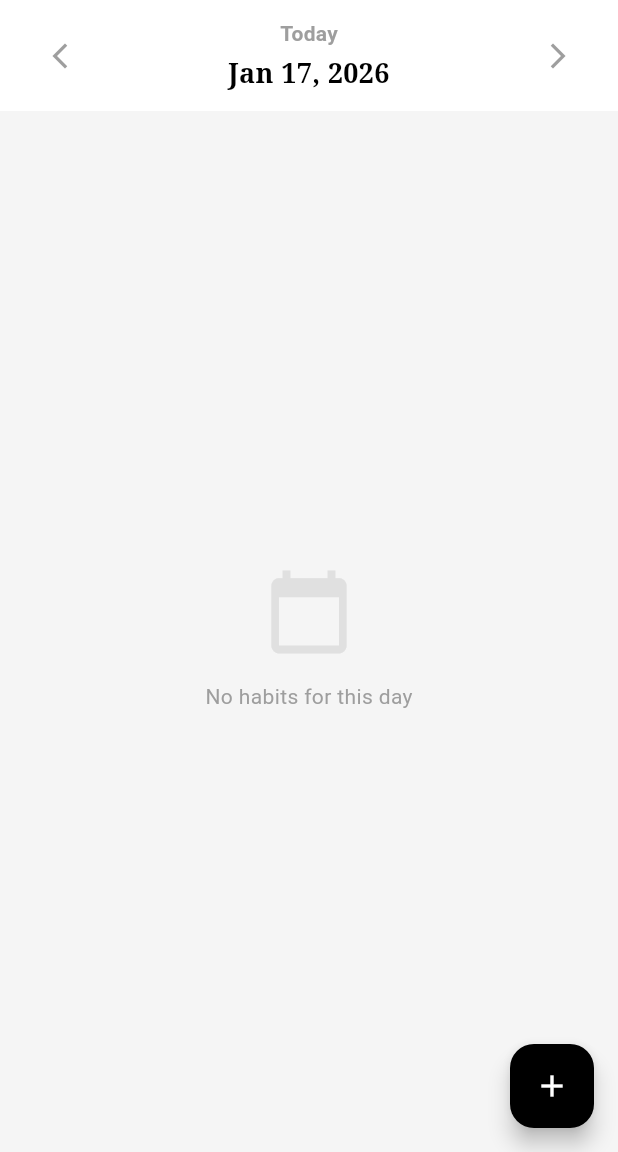
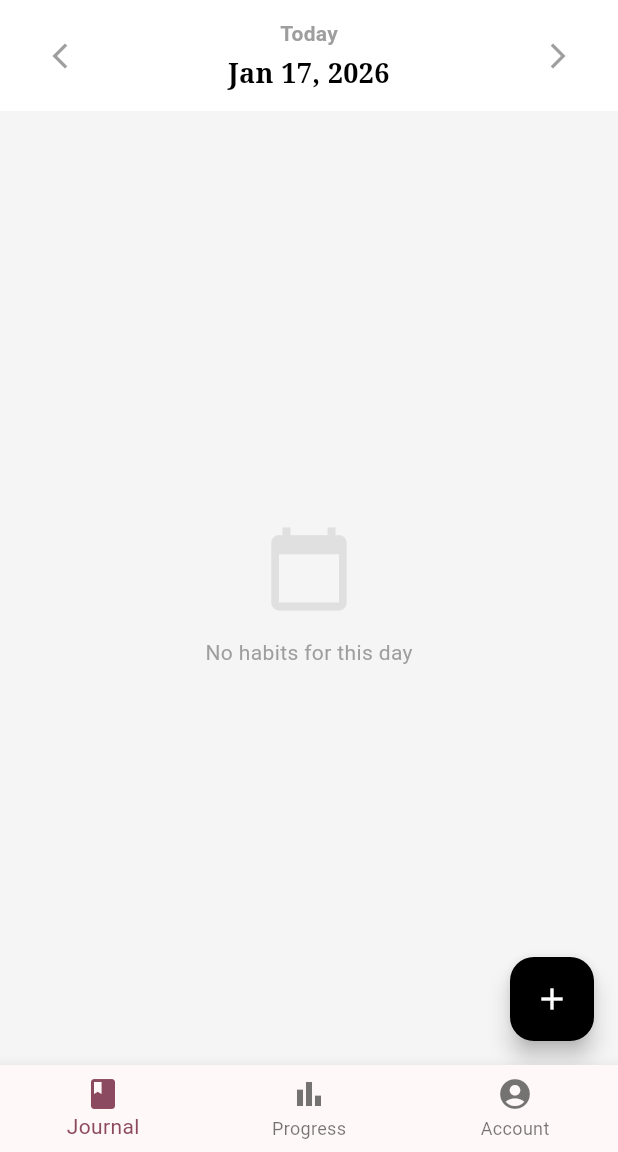
Before and after one commit to sandip3022/Habit-Tracker-App, a Flutter app: the screen it shows after launch, on a phone screen of 412 x 824 dp, the part 84-1236 px from its top. Run offline on Flutter 3.47's test engine with Material 3 defaults, Android fonts, the phone set to English and light mode, and no system bars; our stand-ins replace flutter_riverpod, hive, hive_flutter, table_calendar; accounts and stored records are empty.

Commit message:
Implement bottom navigation and new pages: add Journal, Progress, and Account pages; refactor HomePage to use bottom navigation.

```diff
--- /dev/null
+++ b/lib/features/habit_tracker/presentation/pages/Journal_page.dart
@@ -0,0 +1,150 @@
+import 'package:flutter/material.dart';
+import 'package:habit_tracker_app_2026/features/habit_tracker/domain/entities/habit_entity.dart';
+import 'package:habit_tracker_app_2026/features/habit_tracker/presentation/pages/add_habit_page.dart';
+import 'package:habit_tracker_app_2026/features/habit_tracker/presentation/pages/habit_history_page.dart';
+import 'package:habit_tracker_app_2026/features/habit_tracker/presentation/state_management/habit_provider.dart';
+import 'package:habit_tracker_app_2026/features/habit_tracker/presentation/widgets/date_selector.dart';
+import 'package:habit_tracker_app_2026/features/habit_tracker/presentation/widgets/habit_tile.dart';
+import 'package:habit_tracker_app_2026/main.dart';
+import 'package:flutter_riverpod/flutter_riverpod.dart';
+
+class JournalPage extends ConsumerStatefulWidget {
+   JournalPage({super.key});
+
+  @override
+  ConsumerState<JournalPage> createState() => _JournalPageState();
+}
+
+class _JournalPageState extends ConsumerState<JournalPage> {
+ @override
+  void initState() {
+    super.initState();
+    // Load habits for the INITIAL date (Today)
+    WidgetsBinding.instance.addPostFrameCallback((_) {
+      final date = ref.read(selectedDateProvider);
+      ref.read(habitNotifierProvider.notifier).loadHabits(date);
+    });
+  }
+
+
+    HabitState get habitState => ref.watch(habitNotifierProvider);
+
+    DateTime get selectedDate => ref.watch(selectedDateProvider);
+ // Watch for UI updates
+void _changeDate(int days) {
+    // 1. Update the Date Provider
+    final currentDate = ref.read(selectedDateProvider);
+    final newDate = currentDate.add(Duration(days: days));
+
+    ref.read(selectedDateProvider.notifier).state = newDate;
+
+    // 2. Reload Habits for the NEW date
+    ref.read(habitNotifierProvider.notifier).loadHabits(newDate);
+  }
+
+  @override
+  Widget build(BuildContext context) {
+    return Scaffold(
+      body: SafeArea(
+        child: Column(
+          children: [
+            // --- 1. DATE NAVIGATOR ---
+            DateSelector(
+              selectedDate: selectedDate,
+              onPrevious: () => _changeDate(-1),
+              onNext: () => _changeDate(1),
+            ),
+
+            // --- 2. PROGRESS BAR (Optional - keep or remove) ---
+            // If you keep it, make sure it calculates based on 'habitState.habits'
+
+            const SizedBox(height: 10),
+
+            // --- 3. HABIT LIST ---
+            Expanded(
+              child: habitState.habits.isEmpty
+                  ? _buildEmptyState()
+                  : ListView.builder(
+                      itemCount: habitState.habits.length,
+                      itemBuilder: (context, index) {
+                        final habit = habitState.habits[index];
+
+                        // Check if completed on the SELECTED date
+                        final isCompleted = habit.isCompletedOn(selectedDate);
+
+                        return HabitTile(
+                          habit: habit,
+                          isCompletedToday: isCompleted,
+                          onToggle: () {
+                            // Pass selectedDate so we toggle the correct day!
+                            ref.read(habitNotifierProvider.notifier).toggle(habit, selectedDate);
+                          },
+                          onTapBody: () {
+                            Navigator.push(context, MaterialPageRoute(
+                              builder: (_) => HabitHistoryPage(habit: habit)
+                            ));
+                          },
+                          onEdit: () {
+                             Navigator.push(context, MaterialPageRoute(
+                               builder: (_) => AddHabitPage(habit: habit,)
+                             ));
+                          },
+                          onDelete: () {
+                             _showDeleteConfirmation(context, habit, habit.title);
+                          },
+                        );
+                      },
+                    ),
+            ),
+          ],
+        ),
+      ),
+
+      floatingActionButton: FloatingActionButton(
+        backgroundColor: Colors.black,
+        child: const Icon(Icons.add, color: Colors.white),
+        onPressed: () async {
+          // Pass selectedDate to refresh properly after adding
+          final current = ref.read(selectedDateProvider);
+          await Navigator.push(context, MaterialPageRoute(builder: (_) => const AddHabitPage()));
+          ref.read(habitNotifierProvider.notifier).loadHabits(current);
+        },
+      ),
+      );
+
+  }
+
+    Widget _buildEmptyState() {
+    return Center(
+      child: Column(
+        mainAxisAlignment: MainAxisAlignment.center,
+        children: [
+          Icon(Icons.calendar_today, size: 60, color: Colors.grey[300]),
+          const SizedBox(height: 16),
+          Text("No habits for this day", style: TextStyle(color: Colors.grey[500])),
+        ],
+      ),
+    );
+  }
+
+  void _showDeleteConfirmation(BuildContext context, HabitEntity habit, String title) {
+     showDialog(
+      context: context,
+      builder: (context) => AlertDialog(
+        title: const Text("Delete Habit?"),
+        content: Text("Delete '$title'?"),
+        actions: [
+          TextButton(onPressed: () => Navigator.pop(context), child: const Text("Cancel")),
+          TextButton(
+            onPressed: () {
+              final date = ref.read(selectedDateProvider);
+              ref.read(habitNotifierProvider.notifier).deleteHabit( habit, date);
+              Navigator.pop(context);
+            },
+            child: const Text("Delete", style: TextStyle(color: Colors.red))
+          ),
+        ],
+      ),
+    );
+  }
+}
--- a/lib/features/habit_tracker/presentation/pages/home_page.dart
+++ b/lib/features/habit_tracker/presentation/pages/home_page.dart
@@ -1,13 +1,12 @@
 import 'package:flutter/material.dart';
 import 'package:flutter_riverpod/flutter_riverpod.dart';
-import 'package:habit_tracker_app_2026/features/habit_tracker/domain/entities/habit_entity.dart';
+import 'package:habit_tracker_app_2026/features/habit_tracker/presentation/pages/Journal_page.dart';
+import 'package:habit_tracker_app_2026/features/habit_tracker/presentation/pages/account_page.dart';
+import 'package:habit_tracker_app_2026/features/habit_tracker/presentation/pages/progress_page.dart';
 import 'package:habit_tracker_app_2026/features/timer/presentation/timer_home.dart';
 import 'package:habit_tracker_app_2026/main.dart';
 import '../state_management/habit_provider.dart';
-import '../widgets/habit_tile.dart';
-import '../widgets/date_selector.dart';
-import 'add_habit_page.dart';
-import 'habit_history_page.dart';
+
 
 class HomePage extends ConsumerStatefulWidget {
   const HomePage({super.key});
@@ -16,8 +15,14 @@ class HomePage extends ConsumerStatefulWidget {
   ConsumerState<HomePage> createState() => _HomePageState();
 }
 
+final pagelist = [
+  JournalPage(),
+  const ProgressPage(),
+  const AccountPage()
+];
+
 class _HomePageState extends ConsumerState<HomePage> {
-
+  var _selectedIndex = 0;
   @override
   void initState() {
     super.initState();
@@ -28,22 +33,9 @@ class _HomePageState extends ConsumerState<HomePage> {
     });
   }
 
-  void _changeDate(int days) {
-    // 1. Update the Date Provider
-    final currentDate = ref.read(selectedDateProvider);
-    final newDate = currentDate.add(Duration(days: days));
-
-    ref.read(selectedDateProvider.notifier).state = newDate;
-
-    // 2. Reload Habits for the NEW date
-    ref.read(habitNotifierProvider.notifier).loadHabits(newDate);
-  }
-
   @override
   Widget build(BuildContext context) {
-    final habitState = ref.watch(habitNotifierProvider);
     var username = 'Sandip';
-    final selectedDate = ref.watch(selectedDateProvider); // Watch for UI updates
 
     return Scaffold(
       backgroundColor: Colors.grey[100],
@@ -70,104 +62,33 @@ class _HomePageState extends ConsumerState<HomePage> {
         ),
         backgroundColor: Colors.black,
       ),
-      body: SafeArea(
-        child: Column(
-          children: [
-            // --- 1. DATE NAVIGATOR ---
-            DateSelector(
-              selectedDate: selectedDate,
-              onPrevious: () => _changeDate(-1),
-              onNext: () => _changeDate(1),
-            ),
 
-            // --- 2. PROGRESS BAR (Optional - keep or remove) ---
-            // If you keep it, make sure it calculates based on 'habitState.habits'
+      body: pagelist[_selectedIndex],
 
-            const SizedBox(height: 10),
-
-            // --- 3. HABIT LIST ---
-            Expanded(
-              child: habitState.habits.isEmpty
-                  ? _buildEmptyState()
-                  : ListView.builder(
-                      itemCount: habitState.habits.length,
-                      itemBuilder: (context, index) {
-                        final habit = habitState.habits[index];
-
-                        // Check if completed on the SELECTED date
-                        final isCompleted = habit.isCompletedOn(selectedDate);
-
-                        return HabitTile(
-                          habit: habit,
-                          isCompletedToday: isCompleted,
-                          onToggle: () {
-                            // Pass selectedDate so we toggle the correct day!
-                            ref.read(habitNotifierProvider.notifier).toggle(habit, selectedDate);
-                          },
-                          onTapBody: () {
-                            Navigator.push(context, MaterialPageRoute(
-                              builder: (_) => HabitHistoryPage(habit: habit)
-                            ));
-                          },
-                          onEdit: () {
-                             Navigator.push(context, MaterialPageRoute(
-                               builder: (_) => AddHabitPage(habit: habit,)
-                             ));
-                          },
-                          onDelete: () {
-                             _showDeleteConfirmation(context, habit, habit.title);
-                          },
-                        );
-                      },
-                    ),
-            ),
-          ],
-        ),
-      ),
-      floatingActionButton: FloatingActionButton(
-        backgroundColor: Colors.black,
-        child: const Icon(Icons.add, color: Colors.white),
-        onPressed: () async {
-          // Pass selectedDate to refresh properly after adding
-          final current = ref.read(selectedDateProvider);
-          await Navigator.push(context, MaterialPageRoute(builder: (_) => const AddHabitPage()));
-          ref.read(habitNotifierProvider.notifier).loadHabits(current);
+      bottomNavigationBar: BottomNavigationBar(
+        currentIndex: _selectedIndex,
+        onTap: (index) {
+          setState(() {
+            _selectedIndex = index;
+          });
         },
-      ),
-    );
-  }
-
-  Widget _buildEmptyState() {
-    return Center(
-      child: Column(
-        mainAxisAlignment: MainAxisAlignment.center,
-        children: [
-          Icon(Icons.calendar_today, size: 60, color: Colors.grey[300]),
-          const SizedBox(height: 16),
-          Text("No habits for this day", style: TextStyle(color: Colors.grey[500])),
+        items: const [
+          BottomNavigationBarItem(
+            icon: Icon(Icons.book),
+            label: 'Journal',
+          ),
+          BottomNavigationBarItem(
+            icon: Icon(Icons.bar_chart),
+            label: 'Progress',
+          ),
+          BottomNavigationBarItem(
+            icon: Icon(Icons.account_circle),
+            label: 'Account',
+          ),
         ],
       ),
     );
   }
 
-  void _showDeleteConfirmation(BuildContext context, HabitEntity habit, String title) {
-     showDialog(
-      context: context,
-      builder: (context) => AlertDialog(
-        title: const Text("Delete Habit?"),
-        content: Text("Delete '$title'?"),
-        actions: [
-          TextButton(onPressed: () => Navigator.pop(context), child: const Text("Cancel")),
-          TextButton(
-            onPressed: () {
-              final date = ref.read(selectedDateProvider);
-              ref.read(habitNotifierProvider.notifier).deleteHabit( habit, date);
-              Navigator.pop(context);
-            },
-            child: const Text("Delete", style: TextStyle(color: Colors.red))
-          ),
-        ],
-      ),
-    );
-  }
+
 }
```
Also changed, not shown: lib/features/common/utils.dart (added, +20 -0 lines), lib/features/habit_tracker/presentation/pages/account_page.dart (added, +21 -0 lines), lib/features/habit_tracker/presentation/pages/progress_page.dart (added, +21 -0 lines), lib/features/timer/presentation/timer_home.dart (+4 -3 lines).
